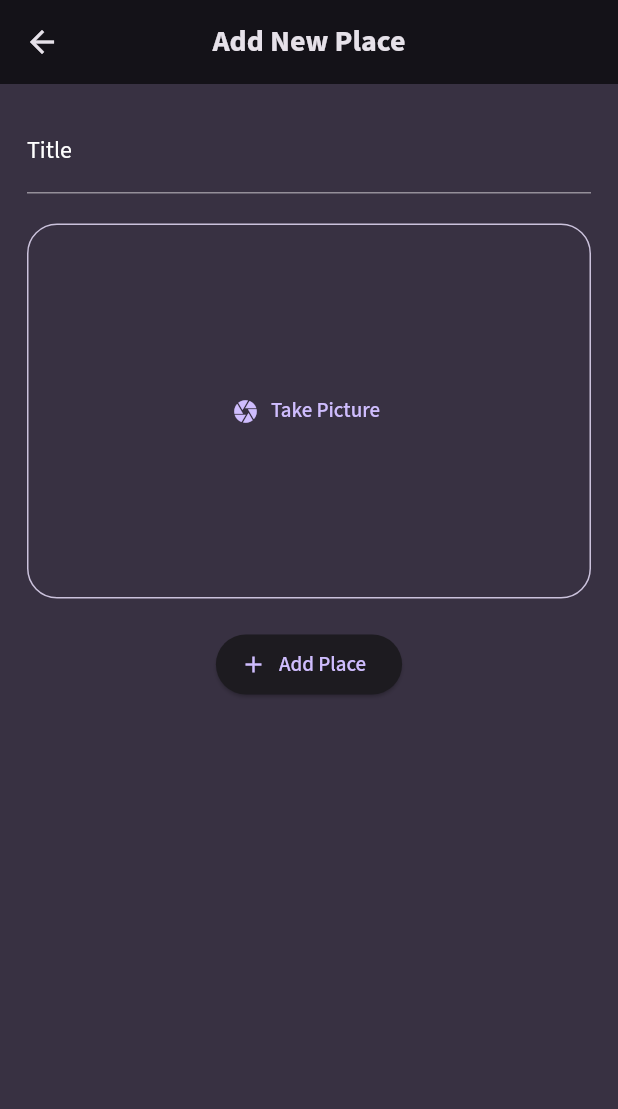
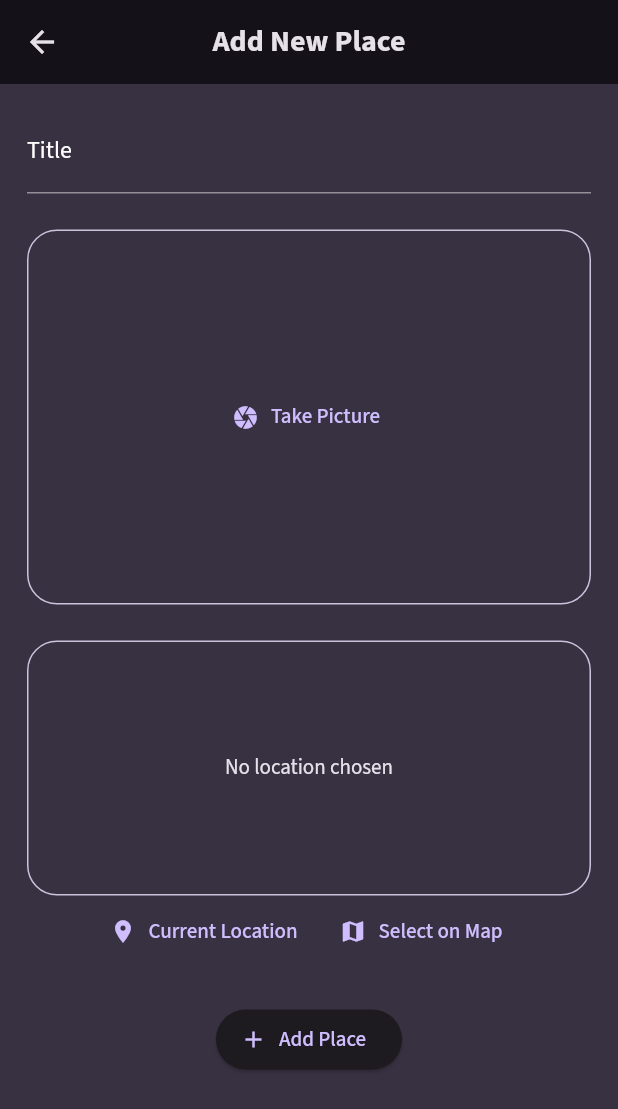
Before and after one commit to MoyinShabi/fave-places-app, a Flutter app: the NewPlaceScreen screen opened directly, on a phone screen of 412 x 824 dp. Shown: the top 1109 px of the screen. Run offline on Flutter 3.47's test engine with Material 2 defaults, Android fonts, the phone set to English and light mode, and no system bars; our stand-ins replace flutter_riverpod, google_fonts, image_picker, location.

Commit message:
display a map image with marker
* using the Maps Static API

```diff
--- a/lib/models/place.dart
+++ b/lib/models/place.dart
@@ -1,6 +1,8 @@
 import 'dart:io';
 
 import 'package:uuid/uuid.dart';
+
+import 'place_location.dart';
 
 const uuid = Uuid();
 
@@ -8,9 +10,11 @@
   final String id;
   final String title;
   final File image;
+  // final PlaceLocation location;
 
   Place({
     required this.title,
     required this.image,
+    // required this.location,
   }) : id = uuid.v4();
 }
--- /dev/null
+++ b/lib/models/place_location.dart
@@ -0,0 +1,11 @@
+class PlaceLocation {
+  final double latitude;
+  final double longitude;
+  final String address;
+
+  const PlaceLocation({
+    required this.latitude,
+    required this.longitude,
+    required this.address,
+  });
+}
--- a/lib/providers/fave_places_provider.dart
+++ b/lib/providers/fave_places_provider.dart
@@ -14,7 +14,10 @@
 
   void addPlace(String title) {
     final selectedImage = ref.read(imageProvider);
-    final newPlace = Place(title: title, image: selectedImage);
+    final newPlace = Place(
+      title: title,
+      image: selectedImage,
+    );
     state = [newPlace, ...state];
   }
 }
--- a/lib/screens/add_place_screen.dart
+++ b/lib/screens/add_place_screen.dart
@@ -1,7 +1,9 @@
+import 'package:fave_places_app/widgets/location_input.dart';
 import 'package:flutter/material.dart';
 import 'package:flutter_riverpod/flutter_riverpod.dart';
 
 import '../providers/fave_places_provider.dart';
+// import '../providers/image_provider.dart';
 import '../widgets/image_input.dart';
 
 class NewPlaceScreen extends ConsumerStatefulWidget {
@@ -13,7 +15,6 @@
 
 class _NewPlaceScreenState extends ConsumerState<NewPlaceScreen> {
   final _titleController = TextEditingController();
-
   @override
   void dispose() {
     _titleController.dispose();
@@ -25,6 +26,8 @@
     if (enteredTitle.isEmpty) {
       return;
     }
+
+    // final image = ref.read(imageProvider.notifier);
 
     ref.read(favePlacesProvider.notifier).addPlace(enteredTitle);
     Navigator.of(context).pop();
@@ -51,9 +54,11 @@
                 labelStyle: Theme.of(context).textTheme.titleMedium,
               ),
             ),
-            const SizedBox(height: 20),
+            const SizedBox(height: 24),
             const ImageInput(),
-            const SizedBox(height: 20),
+            const SizedBox(height: 24),
+            const LocationInput(),
+            const SizedBox(height: 24),
             ElevatedButton.icon(
               onPressed: _addPlace,
               icon: const Icon(Icons.add),
--- a/lib/widgets/image_input.dart
+++ b/lib/widgets/image_input.dart
@@ -29,7 +29,7 @@
 
   @override
   Widget build(BuildContext context) {
-    final File? selectedImage = ref.watch(imageProvider);
+    final File selectedImage = ref.watch(imageProvider);
 
     Widget content = TextButton.icon(
       onPressed: takePicture,
@@ -39,7 +39,7 @@
         foregroundColor: Theme.of(context).colorScheme.primary,
       ),
     );
-    if (selectedImage?.path != '') {
+    if (selectedImage.path != '') {
       content = Stack(
         children: [
           GestureDetector(
@@ -52,7 +52,7 @@
             child: ClipRRect(
               borderRadius: BorderRadius.circular(20),
               child: Image.file(
-                selectedImage!,
+                selectedImage,
                 fit: BoxFit.cover,
                 height: double.infinity,
                 width: double.infinity,
@@ -81,7 +81,6 @@
       decoration: BoxDecoration(
         borderRadius: BorderRadius.circular(20),
         border: Border.all(
-          // width: 4,
           color: Theme.of(context).colorScheme.secondary,
         ),
       ),
--- /dev/null
+++ b/lib/widgets/location_input.dart
@@ -0,0 +1,139 @@
+import 'dart:convert';
+
+import 'package:fave_places_app/models/place_location.dart';
+import 'package:flutter/material.dart';
+import 'package:location/location.dart';
+import 'package:http/http.dart' as http;
+
+class LocationInput extends StatefulWidget {
+  const LocationInput({super.key});
+
+  @override
+  State<LocationInput> createState() => _LocationInputState();
+}
+
+class _LocationInputState extends State<LocationInput> {
+  PlaceLocation? _pickedLocation;
+  bool isGettingLocation = false;
+
+  String get locationImage {
+    final lat = _pickedLocation?.latitude;
+    final lng = _pickedLocation?.longitude;
+    return 'https://maps.googleapis.com/maps/api/staticmap?center=$lat,$lng&zoom=16&size=600x300&maptype=roadmap&markers=color:red%7Clabel:A%7C$lat,$lng&key=AIzaSyAvuYRCg_tD1XMHlfkmYnABQvaooHvLZvQ';
+  }
+
+  Future<void> _getCurrentLocation() async {
+    Location location = Location();
+
+    bool serviceEnabled;
+    PermissionStatus permissionGranted;
+    LocationData locationData;
+
+    serviceEnabled = await location.serviceEnabled();
+    if (!serviceEnabled) {
+      serviceEnabled = await location.requestService();
+      if (!serviceEnabled) {
+        return;
+      }
+    }
+
+    permissionGranted = await location.hasPermission();
+    if (permissionGranted == PermissionStatus.denied) {
+      permissionGranted = await location.requestPermission();
+      if (permissionGranted != PermissionStatus.granted) {
+        return;
+      }
+    }
+
+    setState(() {
+      isGettingLocation = true;
+    });
+
+    locationData = await location.getLocation();
+    final lat = locationData.latitude;
+    final lng = locationData.longitude;
+
+    try {
+      final url = Uri.parse(
+          'https://maps.googleapis.com/maps/api/geocode/json?latlng=$lat,$lng&key=AIzaSyAvuYRCg_tD1XMHlfkmYnABQvaooHvLZvQ');
+      final response = await http.get(url);
+      final data = json.decode(response.body);
+      final formattedAddress = data['results'][0]['formatted_address'];
+
+      setState(() {
+        _pickedLocation = PlaceLocation(
+          latitude: lat!,
+          longitude: lng!,
+          address: formattedAddress,
+        );
+        isGettingLocation = false;
+      });
+    } catch (e) {
+      if (!mounted) return;
+      ScaffoldMessenger.of(context).showSnackBar(
+        const SnackBar(
+          content: Text(
+            'Could not get location. Please try again later.',
+            textAlign: TextAlign.center,
+          ),
+        ),
+      );
+    }
+
+    debugPrint('locationDataLatitude: ${locationData.latitude}');
+    debugPrint('locationDataLongitude: ${locationData.longitude}');
+  }
+
+  @override
+  Widget build(BuildContext context) {
+    Widget previewContent = Text(
+      'No location chosen',
+      style: TextStyle(
+        color: Theme.of(context).colorScheme.onBackground,
+      ),
+    );
+    if (_pickedLocation != null) {
+      previewContent = Image.network(
+        locationImage,
+        fit: BoxFit.cover,
+        height: double.infinity,
+        width: double.infinity,
+      );
+    }
+
+    if (isGettingLocation) {
+      previewContent = const CircularProgressIndicator();
+    }
+    return Column(
+      children: [
+        Container(
+          height: 170,
+          width: double.infinity,
+          alignment: Alignment.center,
+          decoration: BoxDecoration(
+            borderRadius: BorderRadius.circular(20),
+            border: Border.all(
+              color: Theme.of(context).colorScheme.secondary,
+            ),
+          ),
+          child: previewContent,
+        ),
+        Row(
+          mainAxisAlignment: MainAxisAlignment.center,
+          children: [
+            TextButton.icon(
+              onPressed: _getCurrentLocation,
+              icon: const Icon(Icons.location_on),
+              label: const Text('Current Location'),
+            ),
+            TextButton.icon(
+              onPressed: () {},
+              icon: const Icon(Icons.map),
+              label: const Text('Select on Map'),
+            ),
+          ],
+        ),
+      ],
+    );
+  }
+}
--- a/lib/widgets/places_list.dart
+++ b/lib/widgets/places_list.dart
@@ -34,8 +34,9 @@
             ),
           );
         },
-        contentPadding: EdgeInsets.zero,
+        contentPadding: const EdgeInsets.only(bottom: 16),
         leading: CircleAvatar(
+          radius: 26,
           backgroundImage: FileImage(places[index].image),
         ),
         title: Text(
--- a/pubspec.yaml
+++ b/pubspec.yaml
@@ -39,6 +39,8 @@
   flutter_riverpod: ^2.4.0
   uuid: ^3.0.7
   image_picker: ^1.0.4
+  location: ^5.0.3
+  http: ^1.1.0
 
 dev_dependencies:
   flutter_test:
```
Also changed, not shown: lib/screens/place_details_screen.dart (+9 -7 lines), pubspec.lock, 3 other files.
